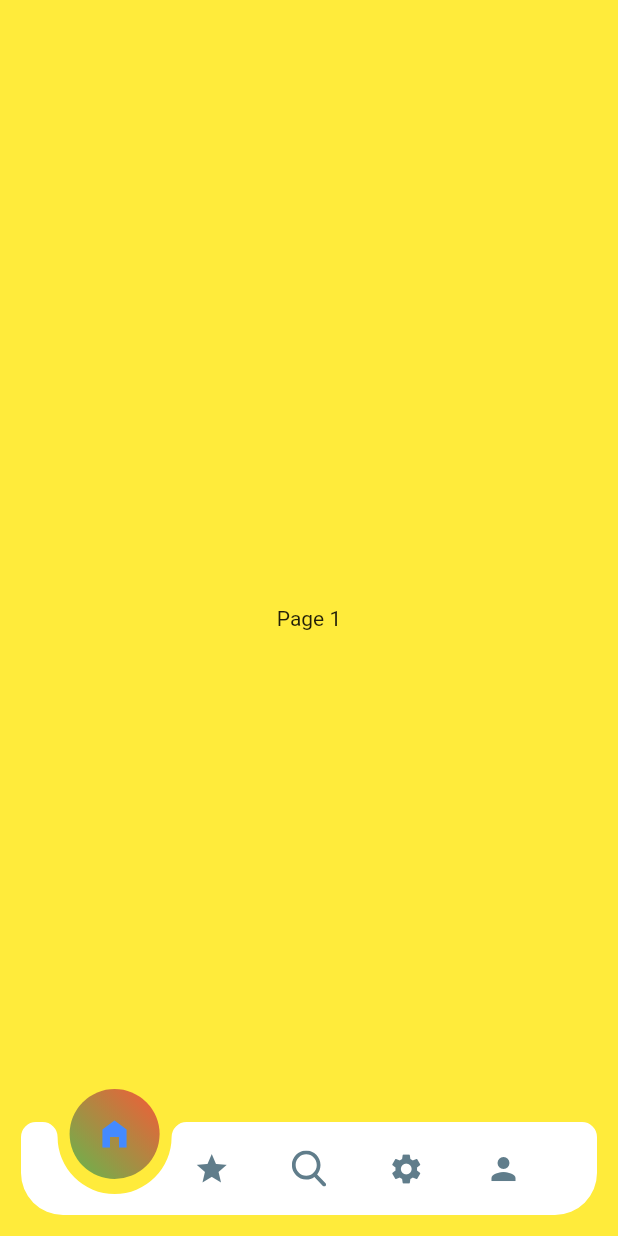
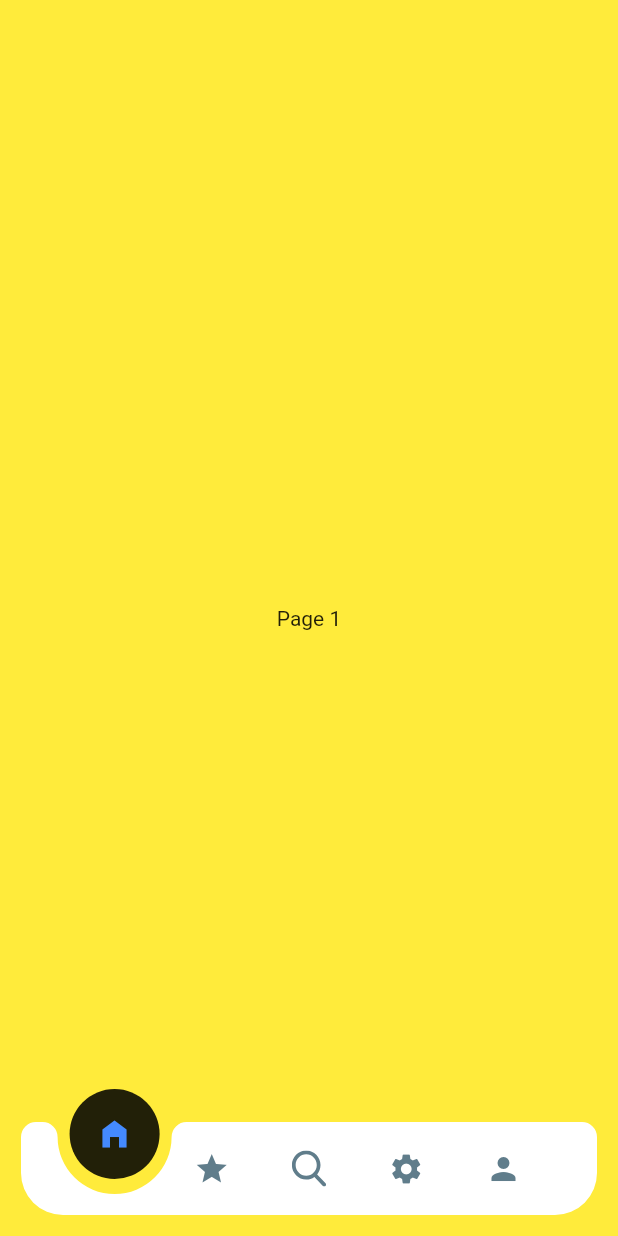
Before and after one commit to Mindinventory/animated_notch_bottom_bar, a Flutter app: the screen it shows after launch, on a phone screen of 412 x 824 dp. Run offline on Flutter 3.47's test engine with Material 2 defaults, Android fonts, the phone set to English and light mode, and no system bars; our stand-ins replace flutter_svg.

Commit message:
- example updated

```diff
--- a/example/lib/main.dart
+++ b/example/lib/main.dart
@@ -72,16 +72,6 @@ class _MyHomePageState extends State<MyHomePage> {
 
               /// restart app if you change removeMargins
               removeMargins: false,
-
-              /// set any gradient to notch by default it will be null
-              notchGradient: const LinearGradient(
-                begin: Alignment.topRight,
-                end: Alignment.bottomLeft,
-                colors: [
-                  Colors.red,
-                  Colors.green,
-                ],
-              ),
               bottomBarWidth: 500,
               showShadow: false,
               durationInMilliSeconds: 300,
```
